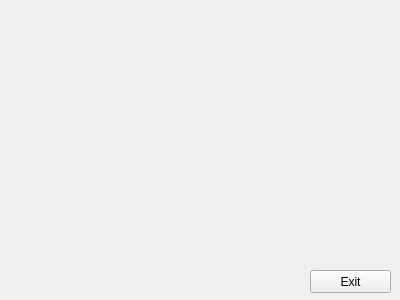
First picture: the form in Lamp/mainwindow.ui, repository Dirokol/Lamp, before the edit.
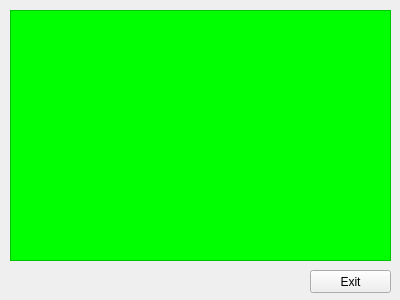
Second picture: the form after the edit.

Commit message: Прописана обработка входящих сообщений

The edit to the form file:
```diff
--- a/Lamp/mainwindow.ui
+++ b/Lamp/mainwindow.ui
@@ -27,6 +27,19 @@
      <string>Exit</string>
     </property>
    </widget>
+   <widget class="QTextBrowser" name="textBrowser">
+    <property name="geometry">
+     <rect>
+      <x>10</x>
+      <y>10</y>
+      <width>381</width>
+      <height>251</height>
+     </rect>
+    </property>
+    <property name="styleSheet">
+     <string notr="true">background-color: rgb(0, 255, 0);</string>
+    </property>
+   </widget>
   </widget>
  </widget>
  <layoutdefault spacing="6" margin="11"/>
```
The commit also changes 2 other files.
